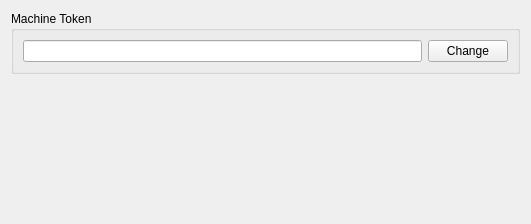
Qt form src/sdk/sqp/SettingsWidget.ui (swissQprint/qt-installer-framework) before a commit.
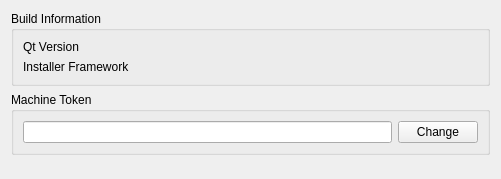
The same form after that commit.

Commit message: Gewisse BuildInformationen im swissQprint-Tab in den Einstellungen anzeigen.

Diff of the .ui file:
```diff
--- a/src/sdk/sqp/SettingsWidget.ui
+++ b/src/sdk/sqp/SettingsWidget.ui
@@ -6,14 +6,51 @@
    <rect>
     <x>0</x>
     <y>0</y>
-    <width>531</width>
-    <height>224</height>
+    <width>501</width>
+    <height>179</height>
    </rect>
   </property>
   <property name="windowTitle">
    <string extracomment="Title of the swissQprint settings tab.">swissQprint</string>
   </property>
   <layout class="QVBoxLayout" name="verticalLayout">
+   <item>
+    <widget class="QGroupBox" name="gbMachineToken_2">
+     <property name="title">
+      <string extracomment="Title of the group box in the sqp settings widget.">Build Information</string>
+     </property>
+     <layout class="QFormLayout" name="formLayout">
+      <item row="0" column="0">
+       <widget class="QLabel" name="label">
+        <property name="text">
+         <string>Qt Version</string>
+        </property>
+       </widget>
+      </item>
+      <item row="0" column="1">
+       <widget class="QLabel" name="lblQtVersion">
+        <property name="text">
+         <string/>
+        </property>
+       </widget>
+      </item>
+      <item row="1" column="0">
+       <widget class="QLabel" name="label_2">
+        <property name="text">
+         <string>Installer Framework</string>
+        </property>
+       </widget>
+      </item>
+      <item row="1" column="1">
+       <widget class="QLabel" name="lblIFWVersion">
+        <property name="text">
+         <string/>
+        </property>
+       </widget>
+      </item>
+     </layout>
+    </widget>
+   </item>
    <item>
     <widget class="QGroupBox" name="gbMachineToken">
      <property name="title">
```
The commit also changes 1 other file.
